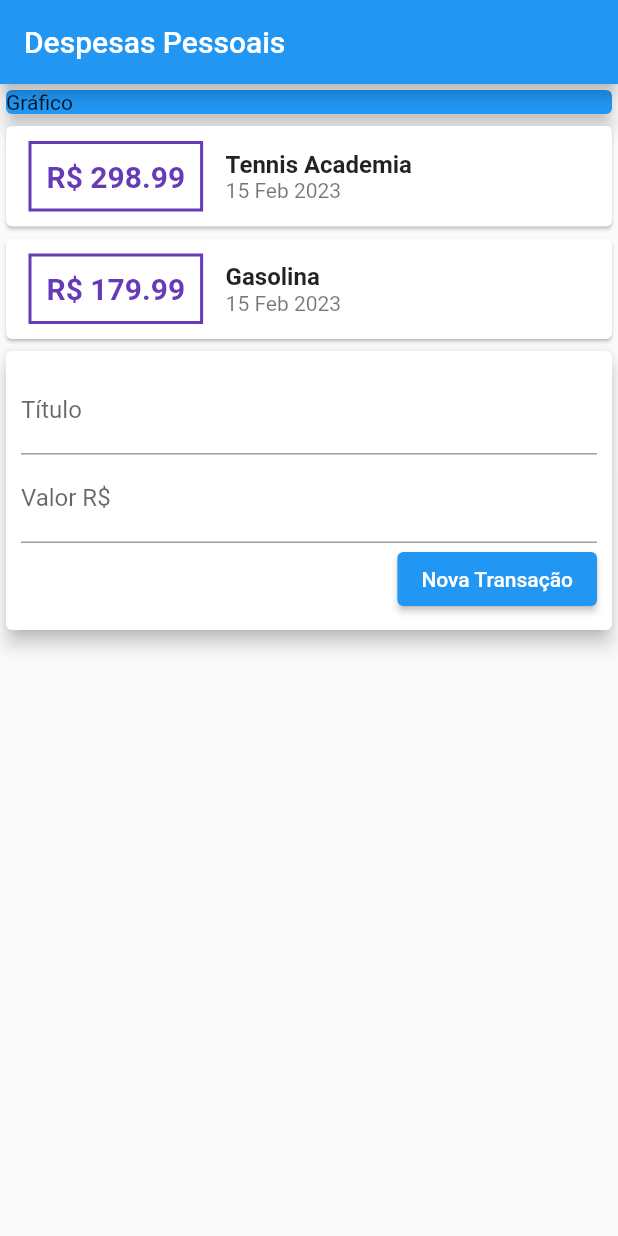
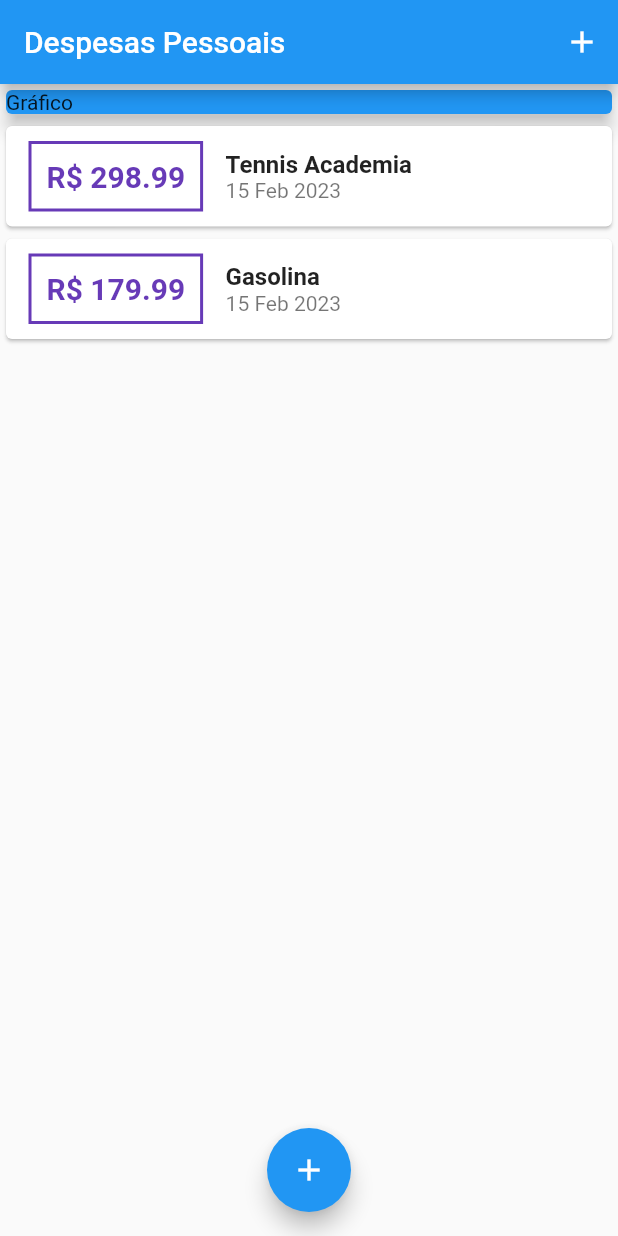
Before and after one commit to Winnicius-Moura/flutterExpensesApp, a Flutter app: the screen it shows after launch, on a phone screen of 412 x 824 dp. Run offline on Flutter 3.47's test engine with Material 2 defaults, Android fonts, the phone set to English and light mode, and no system bars.

Commit message:
addTransaction button and modal

```diff
--- a/lib/components/transaction_list.dart
+++ b/lib/components/transaction_list.dart
@@ -1,7 +1,6 @@
 import 'package:flutter/material.dart';
 import 'package:expenses/models/transaction.dart';
 import 'package:intl/intl.dart';
-
 
 class TransactionList extends StatelessWidget {
   const TransactionList({super.key, required this.transactions});
@@ -10,12 +9,17 @@ class TransactionList extends StatelessWidget {
 
   @override
   Widget build(BuildContext context) {
-    return Column(
-      children: transactions.map((transaction) {
+    return SizedBox(
+      height: 300,
+      child: ListView.builder(
+        itemCount: transactions.length,
+        itemBuilder: ((context, index) {
+          final transaction = transactions[index];
           return Card(
             child: Row(children: [
               Container(
-              margin: const EdgeInsets.symmetric(horizontal: 15, vertical: 10),
+                margin:
+                    const EdgeInsets.symmetric(horizontal: 15, vertical: 10),
                 decoration: BoxDecoration(
                     border: Border.all(
                   color: Colors.deepPurple,
@@ -49,7 +53,8 @@ class TransactionList extends StatelessWidget {
               )
             ]),
           );
-      }).toList(),
+        }),
+      ),
     );
   }
 }
--- a/lib/components/transaction_user.dart
+++ /dev/null
@@ -1,47 +0,0 @@
-import 'dart:math';
-
-import 'package:expenses/components/transaction_form.dart';
-import 'package:expenses/components/transaction_list.dart';
-import 'package:flutter/material.dart';
-import '../models/transaction.dart';
-
-class TransactionUser extends StatefulWidget {
-  const TransactionUser({super.key});
-  @override
-  State<TransactionUser> createState() => _TransactionUserState();
-}
-
-class _TransactionUserState extends State<TransactionUser> {
-  final transactions = [
-    Transaction(
-        id: 't1',
-        title: 'Tennis Academia',
-        value: 298.99,
-        date: DateTime.now()),
-    Transaction(
-        id: 't2', title: 'Gasolina', value: 179.99, date: DateTime.now()),
-  ];
-
-  addTransaction(String title, double value) {
-    final newTransaction = Transaction(
-      id: Random().nextDouble().toString(),
-      title: title,
-      value: value,
-      date: DateTime.now(),
-    );
-
-    setState(() {
-      transactions.add(newTransaction);
-    });
-  }
-
-  @override
-  Widget build(BuildContext context) {
-    return Column(
-      children: [
-        TransactionList(transactions: transactions),
-        TransactionForm(onSubmit: addTransaction),
-      ],
-    );
-  }
-}
--- a/lib/main.dart
+++ b/lib/main.dart
@@ -1,5 +1,8 @@
-import 'package:expenses/components/transaction_user.dart';
+import 'dart:math';
+import 'package:expenses/components/transaction_form.dart';
 import 'package:flutter/material.dart';
+import 'components/transaction_list.dart';
+import 'models/transaction.dart';
 
 main() => runApp(const ExpensesApp());
 
@@ -8,24 +11,68 @@ class ExpensesApp extends StatelessWidget {
 
   @override
   Widget build(BuildContext context) {
-    return MaterialApp(
+    return const MaterialApp(
       home: MyHomePage(),
     );
   }
 }
 
-class MyHomePage extends StatelessWidget {
-  MyHomePage({super.key});
+class MyHomePage extends StatefulWidget {
+  const MyHomePage({super.key});
+
+  @override
+  State<MyHomePage> createState() => _MyHomePageState();
+}
+
+class _MyHomePageState extends State<MyHomePage> {
+  final transactions = [
+    Transaction(
+        id: 't1',
+        title: 'Tennis Academia',
+        value: 298.99,
+        date: DateTime.now()),
+    Transaction(
+        id: 't2', title: 'Gasolina', value: 179.99, date: DateTime.now()),
+  ];
+
+  addTransaction(String title, double value) {
+    final newTransaction = Transaction(
+      id: Random().nextDouble().toString(),
+      title: title,
+      value: value,
+      date: DateTime.now(),
+    );
+
+    setState(() {
+      transactions.add(newTransaction);
+    });
+
+    Navigator.of(context).pop();
+  }
+
+  openTransactionFormModal(BuildContext context) {
+    showModalBottomSheet(
+        context: context,
+        builder: ((_) {
+          return TransactionForm(onSubmit: addTransaction);
+        }));
+  }
 
   @override
   Widget build(BuildContext context) {
     return Scaffold(
-        appBar: AppBar(
-          title: const Text('Despesas Pessoais'),
-        ),
-        body: Column(
-          children: const <Widget>[
-            SizedBox(
+      appBar: AppBar(
+        title: const Text('Despesas Pessoais'),
+        actions: <Widget>[
+          IconButton(
+              onPressed: () => openTransactionFormModal(context),
+              icon: const Icon(Icons.add))
+        ],
+      ),
+      body: SingleChildScrollView(
+        child: Column(
+          children: <Widget>[
+            const SizedBox(
               width: double.infinity,
               child: Card(
                 color: Colors.blue,
@@ -33,8 +80,15 @@ class MyHomePage extends StatelessWidget {
                 child: Text('Gráfico'),
               ),
             ),
-            TransactionUser(),
+            TransactionList(transactions: transactions),
           ],
-        ));
+        ),
+      ),
+      floatingActionButton: FloatingActionButton(
+        onPressed: () => openTransactionFormModal(context),
+        child: const Icon(Icons.add),
+      ),
+      floatingActionButtonLocation: FloatingActionButtonLocation.centerFloat,
+    );
   }
 }
```
Also changed, not shown: lib/components/transaction_form.dart (+25 -9 lines). Lines whose indentation alone changed are shown as unchanged.
